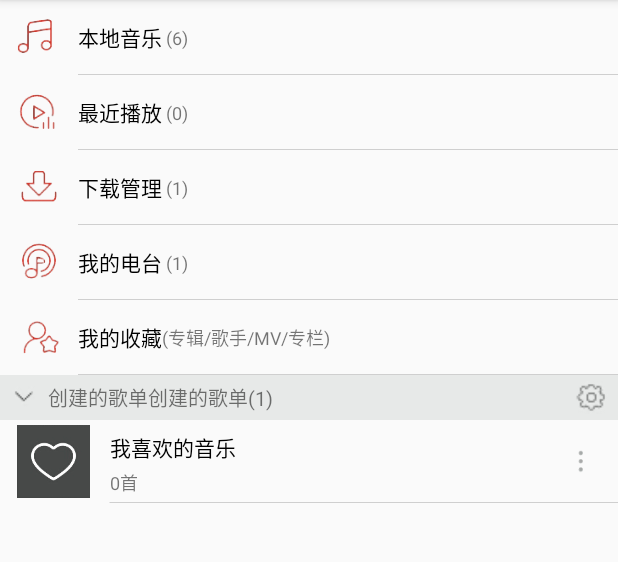
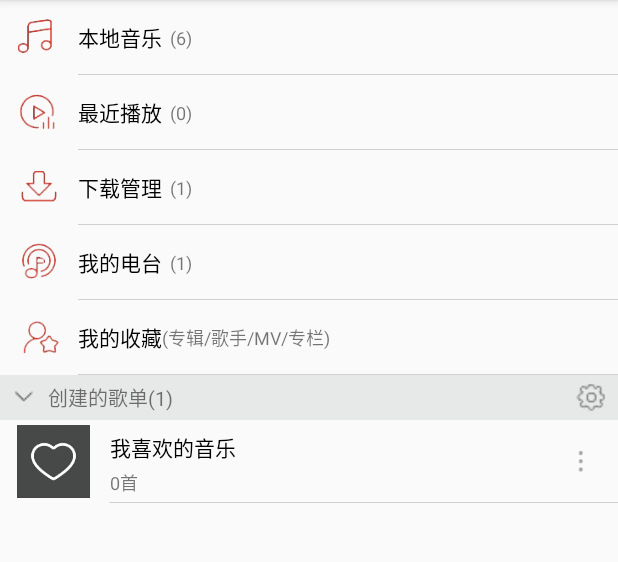
Before and after one commit to Sforllln/CloudMusicKotlin, an Android app: the fragment LocalMusicFragment shown on its own in the app's theme, on a phone screen of 412 x 824 dp, the part 84-646 px from its top. Run offline under Robolectric (Android 15) with nearby library versions, the phone set to English and light mode, and no system bars; 2 statements that could not run were skipped.

Commit message:
1.设置viewpager缓存的页数. 2.修复部分bug.

```diff
--- a/app/src/main/java/com/zs/cloudmusickotlin/MainActivity.kt
+++ b/app/src/main/java/com/zs/cloudmusickotlin/MainActivity.kt
@@ -54,6 +54,7 @@ class MainActivity : AppCompatActivity(), NavigationView.OnNavigationItemSelecte
         rb_foundMusic.isSelected = true
         rg_toolbar.setOnCheckedChangeListener(this)
         vp_withToolbar.adapter = ToolBarTab(supportFragmentManager, fragmentList)
+        vp_withToolbar.offscreenPageLimit = 2//避免切换时 scrollbar显示
         vp_withToolbar.currentItem = FOUND_MUSIC_PAGE
         vp_withToolbar.addOnPageChangeListener(object : ViewPager.OnPageChangeListener {
             override fun onPageScrollStateChanged(state: Int) {
--- a/app/src/main/java/com/zs/cloudmusickotlin/ui/adapter/LocalMusicRvAdapter.kt
+++ b/app/src/main/java/com/zs/cloudmusickotlin/ui/adapter/LocalMusicRvAdapter.kt
@@ -58,10 +58,9 @@ class LocalMusicRvAdapter(var context: Context,
     fun upDataCenterChildData(centerChildData: ArrayList<CenterChildData>) {
         this.centerChildData = centerChildData
         if (centerChildView[0].visibility == View.GONE) {
-//            centerData.arrowIcon = R.mipmap.rol_h
             Log.d("tag2", this.centerChildView.size.toString() + "  size")
             if (this.centerChildView.size == 1) {
-                Log.d("tag2", "第一次刷新不可见")
+                Log.d("tag2", "中间的childItem不可见")
                 if (bottomDividerImage != null)
                     bottomDividerImage!!.visibility = View.GONE
                 ObjectAnimator.ofFloat(mCenterViewHolder!!.itemView.center_arrow, "rotation", 0f, -90f).setDuration(200).start()
@@ -73,8 +72,7 @@ class LocalMusicRvAdapter(var context: Context,
             }
 
         } else {
-            Log.d("tag2", "第一次刷新可见")
-            //notifyItemRangeInserted(5, getAllCount())
+            Log.d("tag2", "可见")
             notifyItemRangeChanged(5, getAllCount() - 1)
         }
     }
@@ -167,7 +165,7 @@ class LocalMusicRvAdapter(var context: Context,
                 holder.itemView.tv_itemText_count.text = context.resources.getString(R.string.local_top_title)
             } else {
                 val title = context.resources.getString(R.string.local_top_count)
-                holder.itemView.tv_itemText_count.text = String.format(title, " ", topData.count[position])//"(${topData.count[position]})"
+                holder.itemView.tv_itemText_count.text = String.format(title, " ", topData.count[position])
             }
             holder.itemView.setOnClickListener {
 
@@ -180,8 +178,7 @@ class LocalMusicRvAdapter(var context: Context,
             this.mCenterViewHolder = holder
             holder.itemView.center_arrow.setImageResource(centerData.arrowIcon)
             centerViewPosition = holder.itemView.center_titles
-            val count = String.format(context.resources.getString(R.string.local_center_count), centerChildData.size)
-            centerViewPosition!!.text = String.format(centerData.titles + count)
+            centerViewPosition!!.text = String.format(context.resources.getString(R.string.local_center_count), centerChildData.size)
             holder.itemView.center_setting.setImageResource(centerData.settingIcon)
             if (holder.itemView.center_setting != null)
                 holder.itemView.center_setting.setOnClickListener {
@@ -219,11 +216,11 @@ class LocalMusicRvAdapter(var context: Context,
         }
         if (holder is bottomViewHolder) {
             bottomDividerImage = holder.itemView.divider_image
+            //设置margin
             val lp: RecyclerView.LayoutParams = holder.itemView.layoutParams as RecyclerView.LayoutParams
             lp.topMargin = DensityUtil.dip2px(context, 30f)
             holder.itemView.layoutParams = lp
 
-            Log.d("tag2", (centerChildView[0].visibility == View.GONE).toString())
             if (centerChildView[0].visibility == View.GONE) {
                 bottomDividerImage!!.visibility = View.GONE
             }
--- a/app/src/main/java/com/zs/cloudmusickotlin/ui/fragment/BaseLazyFragment.kt
+++ b/app/src/main/java/com/zs/cloudmusickotlin/ui/fragment/BaseLazyFragment.kt
@@ -19,9 +19,9 @@ abstract class BaseLazyFragment : Fragment() {
 
     private var isPrepared: Boolean? = false
     private var isFirst: Boolean = true
-    var mRootView: View? = null
-    var isVisible: Boolean? = false
-    var mContext: Context? = null
+    private var mRootView: View? = null
+    private var isVisible: Boolean? = false
+    private var mContext: Context? = null
 
     override fun onActivityCreated(savedInstanceState: Bundle?) {
         super.onActivityCreated(savedInstanceState)
--- a/app/src/main/java/com/zs/cloudmusickotlin/ui/fragment/LocalMusicFragment.kt
+++ b/app/src/main/java/com/zs/cloudmusickotlin/ui/fragment/LocalMusicFragment.kt
@@ -36,14 +36,14 @@ class LocalMusicFragment : BaseLazyFragment(), LocalMusicRvAdapter.OnClickListen
     private lateinit var mCenterChildData: CenterChildData
     private var centerList: ArrayList<CenterChildData> = ArrayList()
 
-    var centerListNew: ArrayList<CenterChildData> = ArrayList()
+//    var centerListNew: ArrayList<CenterChildData> = ArrayList()
 
-    var mBottomData: BottomData? = null
+    private var mBottomData: BottomData? = null
     private var isFirst = true
 
     private lateinit var bottomDialog: MyBottomSheetDialog
 
-    var localMusicAdapter: LocalMusicRvAdapter? = null
+    private var localMusicAdapter: LocalMusicRvAdapter? = null
 
     override fun initPrepare() {
         if (isFirst) {
@@ -116,7 +116,7 @@ class LocalMusicFragment : BaseLazyFragment(), LocalMusicRvAdapter.OnClickListen
         val editMusicList = bottomDialog.findViewById(R.id.ll_edit_music_list)
         val deleteMusicList = bottomDialog.findViewById(R.id.ll_delete_list)
 
-        title.text = "歌单: " + listName
+        title.text = String.format(context.resources.getString(R.string.local_musicl_list, " ", listName)) //"歌单: " + listName
         if (position == 6) {
             deleteMusicList!!.visibility = View.GONE
             editMusicList!!.visibility = View.GONE
--- a/app/src/main/res/values/strings.xml
+++ b/app/src/main/res/values/strings.xml
@@ -12,7 +12,8 @@
 
 
     <string name="local_center_child_music_count">%d首</string>
-    <string name="local_top_count">%1$1s(%2$d)</string>
+    <string name="local_top_count">%1$2s(%2$d)</string>
     <string name="local_center_count">创建的歌单(%d)</string>
     <string name="local_top_title">(专辑/歌手/MV/专栏)</string>
+    <string name="local_musicl_list">歌单:%1$2s%2$s</string>
 </resources>
```
